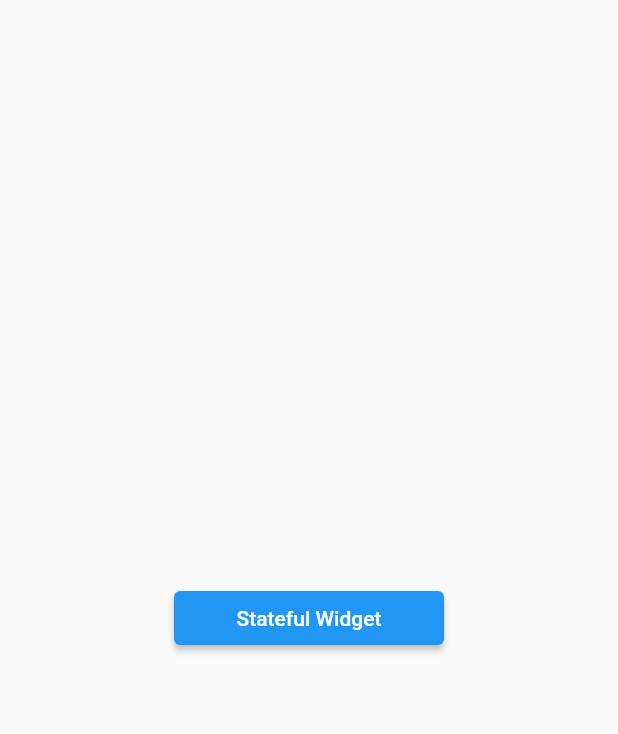
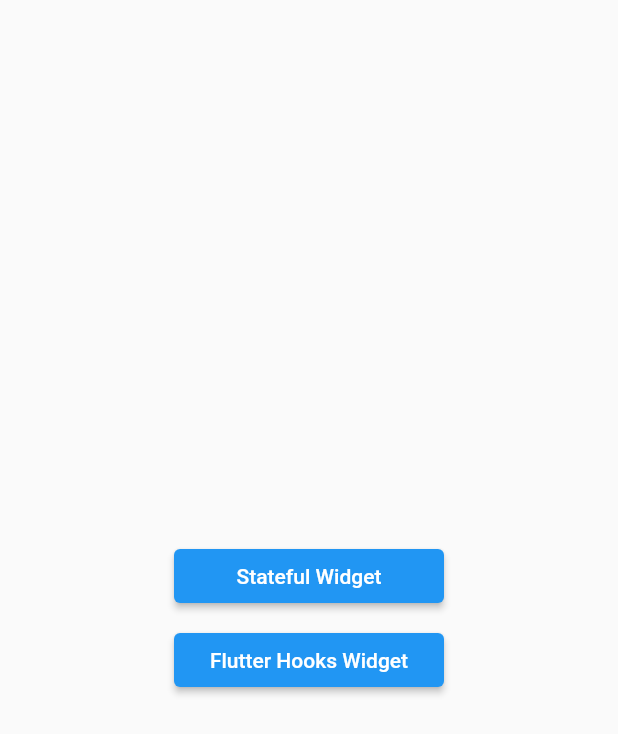
Before and after one commit to Mimimi-d/flutter_state_practice, a Flutter app: the screen it shows after launch, on a phone screen of 412 x 824 dp. Shown: the top 734 px of the screen. Run offline on Flutter 3.47's test engine with Material 2 defaults, Android fonts, the light colour scheme and no system bars; our stand-ins replace flutter_hooks.

Commit message:
add flutter hooks

```diff
--- a/lib/main.dart
+++ b/lib/main.dart
@@ -1,4 +1,5 @@
 import 'package:flutter/material.dart';
+import 'package:flutter_state_practice/state_practice/flutter_hooks/hooks_page.dart';
 import 'package:flutter_state_practice/state_practice/stateful_widget/stateful_home_page.dart';
 
 import 'widgets/navigate_button.dart';
@@ -8,6 +9,8 @@
 }
 
 class MyApp extends StatelessWidget {
+  const MyApp({Key? key}) : super(key: key);
+
   @override
   Widget build(BuildContext context) {
     return MaterialApp(
@@ -21,6 +24,8 @@
 }
 
 class MainPage extends StatelessWidget {
+  const MainPage({Key? key}) : super(key: key);
+
   @override
   Widget build(BuildContext context) {
     return Scaffold(
@@ -32,6 +37,10 @@
                 navigateTo: StatefulWidgetPage(),
                 title: 'Stateful Widget',
               ),
+              NavigateButton(
+                navigateTo: HooksPage(),
+                title: 'Flutter Hooks Widget',
+              ),
             ],
           ),
         ),
--- a/lib/state_practice/stateful_widget/stateful_home_page.dart
+++ b/lib/state_practice/stateful_widget/stateful_home_page.dart
@@ -39,6 +39,9 @@
   Widget build(BuildContext context) {
     print('called HomePageState#build');
     return Scaffold(
+      appBar: AppBar(
+        title: Text('Flutter Demo Home Page'),
+      ),
       body: Stack(
         children: <Widget>[
           Column(
--- a/pubspec.yaml
+++ b/pubspec.yaml
@@ -34,6 +34,7 @@
   # The following adds the Cupertino Icons font to your application.
   # Use with the CupertinoIcons class for iOS style icons.
   cupertino_icons: ^1.0.2
+  flutter_hooks: ^0.18.3
 
 dev_dependencies:
   flutter_test:
```
Also changed, not shown: lib/state_practice/flutter_hooks/hooks_page.dart (added, +36 -0 lines), pubspec.lock.
